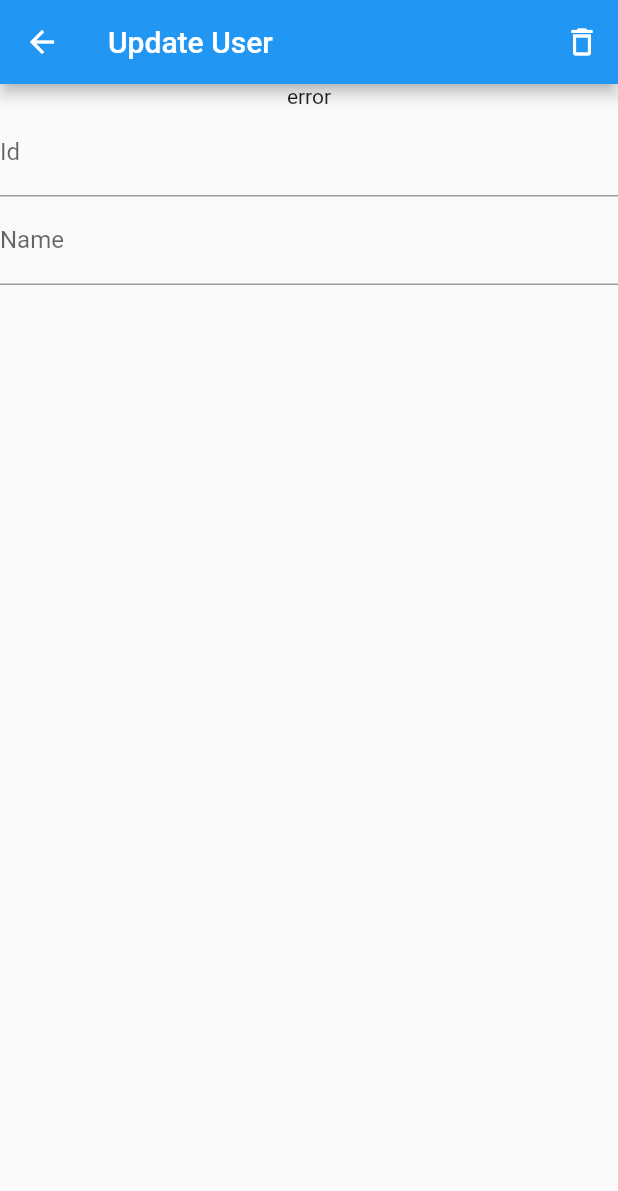
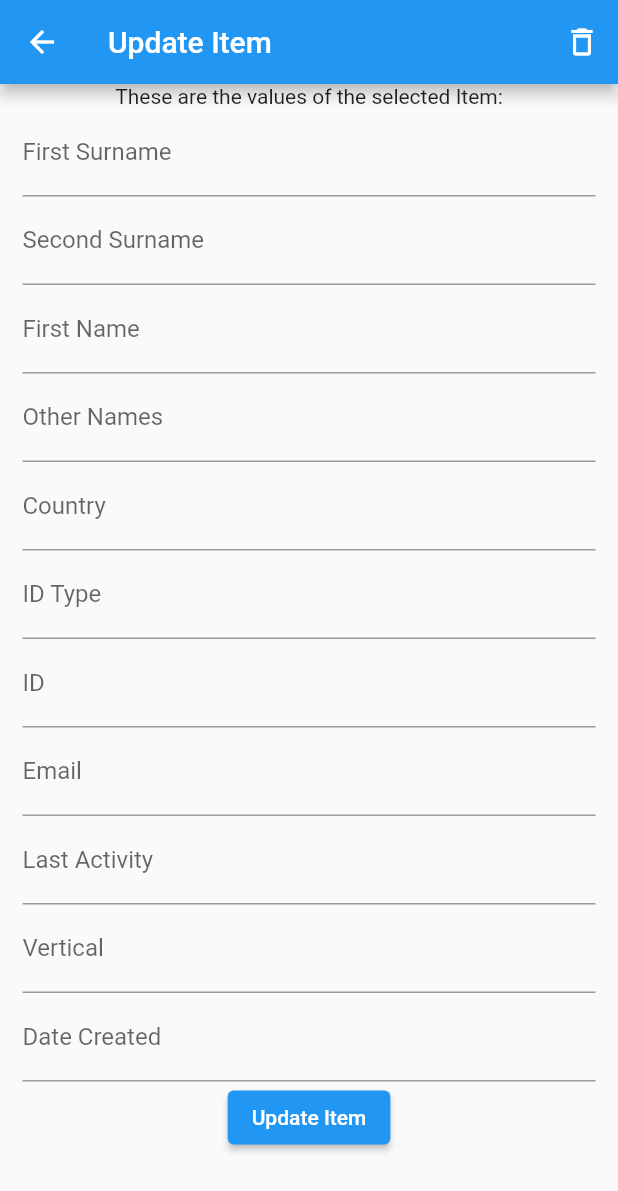
Before and after one commit to ric-gon/flutter_crud_firebase, a Flutter app: the ItemView screen opened directly with empty values, on a phone screen of 412 x 824 dp. Shown: the top 1191 px of the screen. Run offline on Flutter 3.47's test engine with Material 2 defaults, Android fonts, the light colour scheme and no system bars; our stand-ins replace cloud_firestore, firebase_auth, firebase_core; accounts and stored records are empty.

Commit message:
All CRUD functions are implemented

```diff
--- a/lib/models/item.dart
+++ b/lib/models/item.dart
@@ -2,7 +2,7 @@ class Item {
   String firstSurname;
   String secondSurname;
   String firstName;
-  String? otherNames;
+  String otherNames;
   String country;
   String idType;
   String id;
--- a/lib/pages/home_page.dart
+++ b/lib/pages/home_page.dart
@@ -21,7 +21,7 @@ class _HomePageState extends State<HomePage> {
     widget.onSignOut(null);
   }
 
-  Widget buildUser(Item user) => ListTile(
+  Widget buildUser(Item item) => ListTile(
         leading: CircleAvatar(
           backgroundColor: Colors.black54,
           child: IconButton(
@@ -30,8 +30,18 @@ class _HomePageState extends State<HomePage> {
                 context,
                 MaterialPageRoute(
                   builder: ((context) => ItemView(
-                        email: user.email.toString(),
-                        firstName: user.firstName.toString(),
+                    item: item,
+                        /* firstSurname: item.firstSurname.toString(),
+                        secondSurname: item.secondSurname.toString(),
+                        firstName: item.firstName.toString(),
+                        otherNames: item.otherNames.toString(),
+                        country: item.country.toString(),
+                        idType: item.idType.toString(),
+                        id: item.id.toString(),
+                        email: item.email.toString(),
+                        lastActivity: item.lastActivity.toString(),
+                        vertical: item.vertical.toString(),
+                        dateCreated: item.dateCreated.toString(), */
                       )),
                 ),
               );
@@ -40,8 +50,8 @@ class _HomePageState extends State<HomePage> {
             color: Colors.white,
           ),
         ),
-        title: Text(user.email),
-        subtitle: Text(user.firstName),
+        title: Text(item.email),
+        subtitle: Text(item.firstName),
       );
 
   Stream<List<Item>> readUsers() => FirebaseFirestore.instance
--- a/lib/pages/item_view.dart
+++ b/lib/pages/item_view.dart
@@ -1,59 +1,178 @@
+import 'package:cloud_firestore/cloud_firestore.dart';
+import 'package:firebase_auth/firebase_auth.dart';
 import 'package:flutter/material.dart';
+import 'package:armirene_colombia_sas/views_controller.dart';
+import 'package:armirene_colombia_sas/models/item.dart';
+
+// ignore: use_key_in_widget_constructors, must_be_immutable
+class ItemView extends StatefulWidget {
+
+  Item item;
+  // ignore: use_key_in_widget_constructors
+  ItemView({required this.item});
+  /*String firstSurname,
+      secondSurname,
+      firstName,
+      otherNames,
+      country,
+      idType,
+      id,
+      email,
+      lastActivity,
+      vertical,
+      dateCreated;
 
   // ignore: use_key_in_widget_constructors
-class ItemView extends StatefulWidget {
-  final String email;
-  final String firstName;
-
-  // ignore: use_key_in_widget_constructors
-  const ItemView({required this.email, required this.firstName});
+  ItemView(
+      {required this.firstSurname,
+      required this.secondSurname,
+      required this.firstName,
+      required this.otherNames,
+      required this.country,
+      required this.idType,
+      required this.id,
+      required this.email,
+      required this.lastActivity,
+      required this.vertical,
+      required this.dateCreated});*/
 
   @override
   State<ItemView> createState() => _ItemViewState();
 }
 
 class _ItemViewState extends State<ItemView> {
-  final TextEditingController _controllerEmail = TextEditingController();
-  final TextEditingController _controllerPassword = TextEditingController();
+  final _firstSurname = TextEditingController();
+  final _secondSurname = TextEditingController();
+  final _firstName = TextEditingController();
+  final _otherNames = TextEditingController();
+  final _country = TextEditingController();
+  final _idType = TextEditingController();
+  final _id = TextEditingController();
+  final _email = TextEditingController();
+  final _lastActivity = TextEditingController();
+  final _vertical = TextEditingController();
+  final _dateCreated = TextEditingController();
+  String error='';
+
+  updateItem() {
+    try {
+      FirebaseFirestore.instance.collection('items').doc(widget.item.email.toString()).update({
+        'firstSurname': _firstSurname.text.toString(),
+        'secondSurname': _secondSurname.text.toString(),
+        'firstName': _firstName.text.toString(),
+        'otherNames': _otherNames.text.toString(),
+        'country': _country.text.toString(),
+        'idType': _idType.text.toString(),
+        'id': _id.text.toString(),
+        'email': _email.text.toString(),
+        'lastActivity': _lastActivity.text.toString(),
+        'vertical': _vertical.text.toString(),
+        'dateCreated': _dateCreated.text.toString(),
+      });
+    } on FirebaseAuthException catch (e) {
+      setState(() {
+        error = e.message!;
+      });
+    }
+  }
+
+  deleteItem() {
+    try {
+      FirebaseFirestore.instance.collection('items').doc(widget.item.email.toString()).delete();
+    } on FirebaseAuthException catch (e) {
+      setState(() {
+        error = e.message!;
+      });
+    }
+  }
 
   @override
   Widget build(BuildContext context) {
     return Scaffold(
       appBar: AppBar(
-        title: const Text("Update User"),
+        title: const Text("Update Item"),
         actions: [
           IconButton(
             // ignore: avoid_print
-            onPressed: () => print("delete"),
+            onPressed: () {
+                  setState(() {
+                    deleteItem();
+                    Navigator.pop(context, MaterialPageRoute(builder: (context)=> ViewsController()));
+                  });
+                },
             icon: const Icon(Icons.delete_outline_outlined),
             color: Colors.white,
           )
         ],
       ),
-      body: Center(
+      body: Padding(
+        padding: const EdgeInsets.symmetric(horizontal: 15.0),
+        child: SingleChildScrollView(
           //Widget que contiene todo el form incluyendo los botones
           child: Column(
             mainAxisAlignment: MainAxisAlignment.start,
             children: [
               const SizedBox(
                 //height: 100,
-              child: Text("error"),
+                child: Text("These are the values of the selected Item:"),
               ),
               TextFormField(
-              controller: _controllerEmail..text = widget.email,
-              decoration: const InputDecoration(
-                labelText: "Id",
+                controller: _firstSurname..text = widget.item.firstSurname,
+                decoration: const InputDecoration(labelText: "First Surname"),
+              ),
+              TextFormField(
+                controller: _secondSurname..text = widget.item.secondSurname,
+                decoration: const InputDecoration(labelText: "Second Surname"),
+              ),
+              TextFormField(
+                controller: _firstName..text = widget.item.firstName,
+                decoration: const InputDecoration(labelText: "First Name"),
+              ),
+              TextFormField(
+                controller: _otherNames..text = widget.item.otherNames,
+                decoration: const InputDecoration(labelText: "Other Names"),
+              ),
+              TextFormField(
+                controller: _country..text = widget.item.country,
+                decoration: const InputDecoration(labelText: "Country"),
+              ),
+              TextFormField(
+                controller: _idType..text = widget.item.idType,
+                decoration: const InputDecoration(labelText: "ID Type"),
+              ),
+              TextFormField(
+                controller: _id..text = widget.item.id,
+                decoration: const InputDecoration(labelText: "ID"),
+              ),
+              TextFormField(
+                controller: _email..text = widget.item.email,
+                decoration: const InputDecoration(labelText: "Email"),
+              ),
+              TextFormField(
+                controller: _lastActivity..text = widget.item.lastActivity,
+                decoration: const InputDecoration(labelText: "Last Activity"),
+              ),
+              TextFormField(
+                controller: _vertical..text = widget.item.vertical,
+                decoration: const InputDecoration(labelText: "Vertical"),
+              ),
+              TextFormField(
+                controller: _dateCreated..text = widget.item.dateCreated,
+                decoration: const InputDecoration(labelText: "Date Created"),
+              ),
+              ElevatedButton(
+                onPressed: () {
+                  setState(() {
+                    updateItem();
+                    Navigator.pop(context, MaterialPageRoute(builder: (context)=> ViewsController()));
+                  });
+                },
+                child: const Text("Update Item"),
+              ),
+            ],
           ),
         ),
-            TextFormField(
-              controller: _controllerPassword..text = widget.firstName,
-              decoration: const InputDecoration(
-                labelText: "Name",
       ),
-            ),
-          ]
-        )
-      )
     );
   }
 }
--- a/lib/pages/new_item.dart
+++ b/lib/pages/new_item.dart
@@ -1,4 +1,3 @@
-import 'package:armirene_colombia_sas/pages/home_page.dart';
 import 'package:cloud_firestore/cloud_firestore.dart';
 import 'package:flutter/material.dart';
 import 'package:firebase_auth/firebase_auth.dart';
@@ -28,7 +27,7 @@ class _NewItemState extends State<NewItem> {
   //funcion que asigna un nuevo usuario a la base de datos en Firebase
   Future<void> createItem() async {
     try {
-      final docUser = FirebaseFirestore.instance.collection('items').doc();
+      final docUser = FirebaseFirestore.instance.collection('items').doc(_email.text.toString());
       final json = {
         'firstSurname': _firstSurname.text.toString(),
         'secondSurname': _secondSurname.text.toString(),
```
Lines whose indentation alone changed are shown as unchanged.
